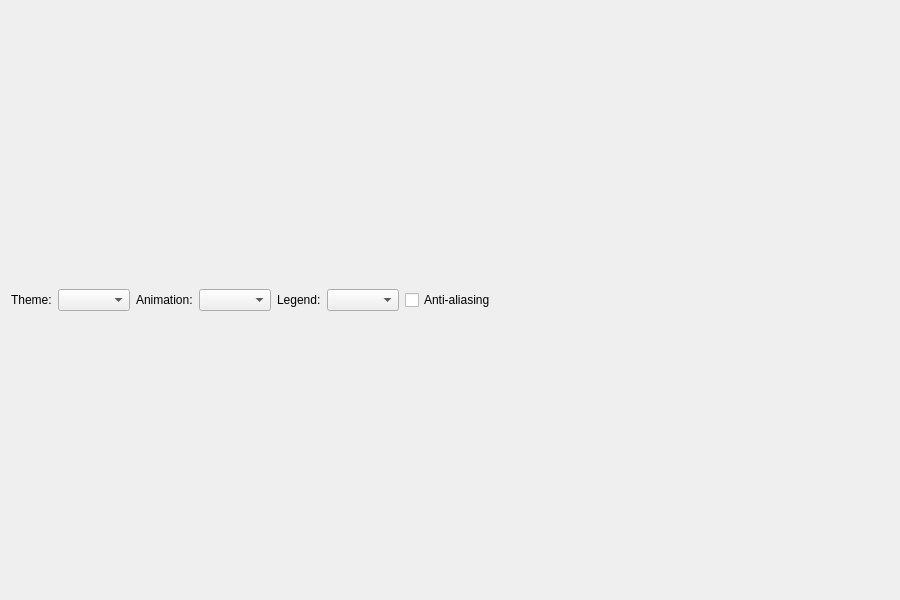
jykim74/CertMan, file CAMan/statistics_form.ui: the form before one commit.
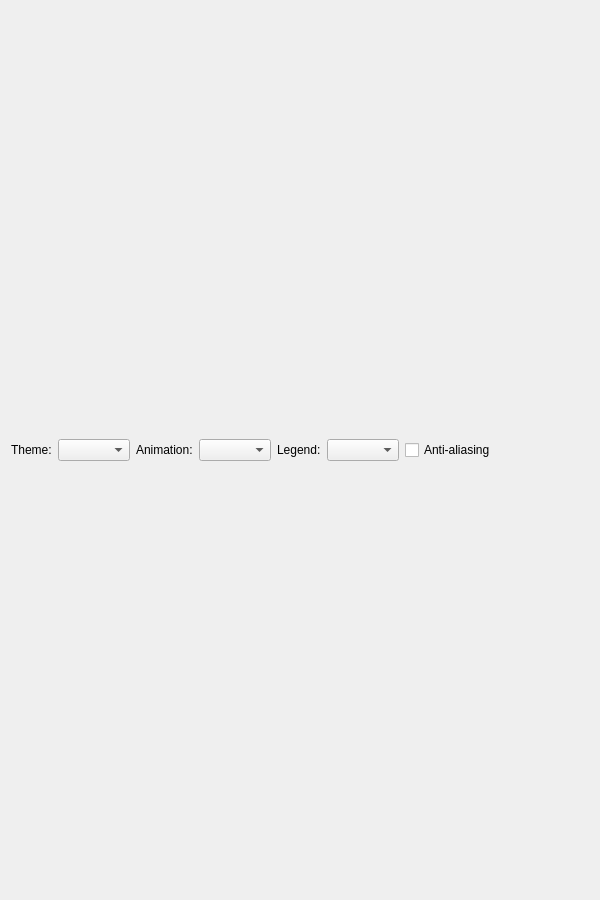
The form after the commit.

Diff of the .ui file:
```diff
--- a/CAMan/statistics_form.ui
+++ b/CAMan/statistics_form.ui
@@ -6,8 +6,8 @@
    <rect>
     <x>0</x>
     <y>0</y>
-    <width>900</width>
-    <height>600</height>
+    <width>600</width>
+    <height>900</height>
    </rect>
   </property>
   <layout class="QGridLayout" name="gridLayout">
```
